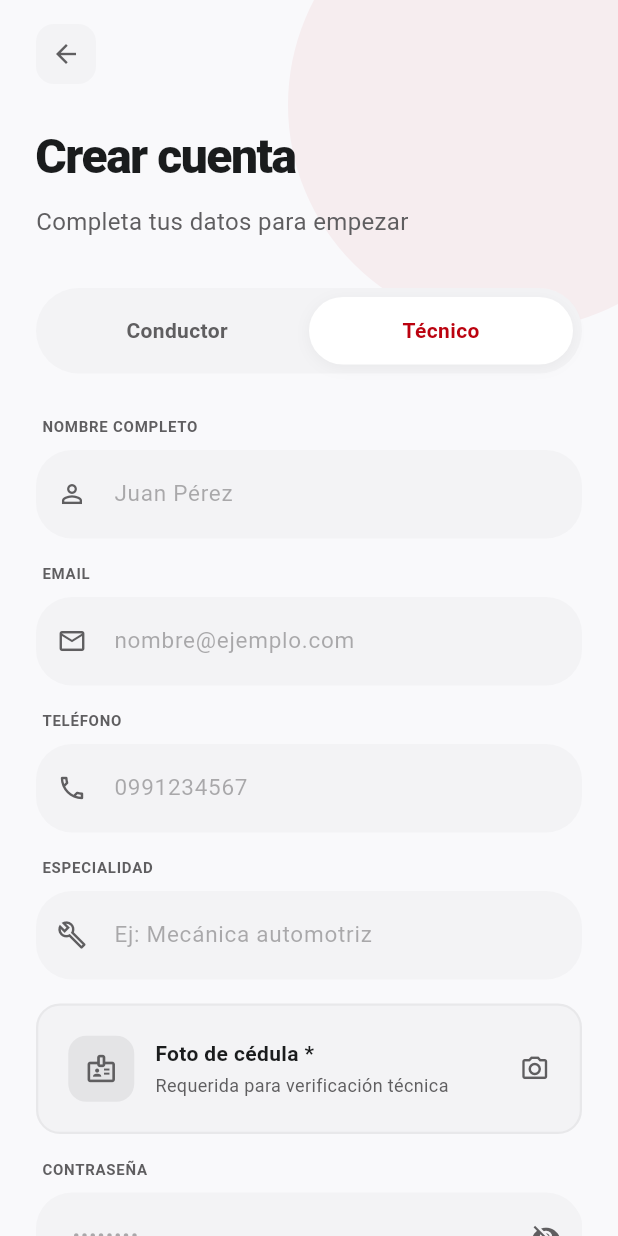
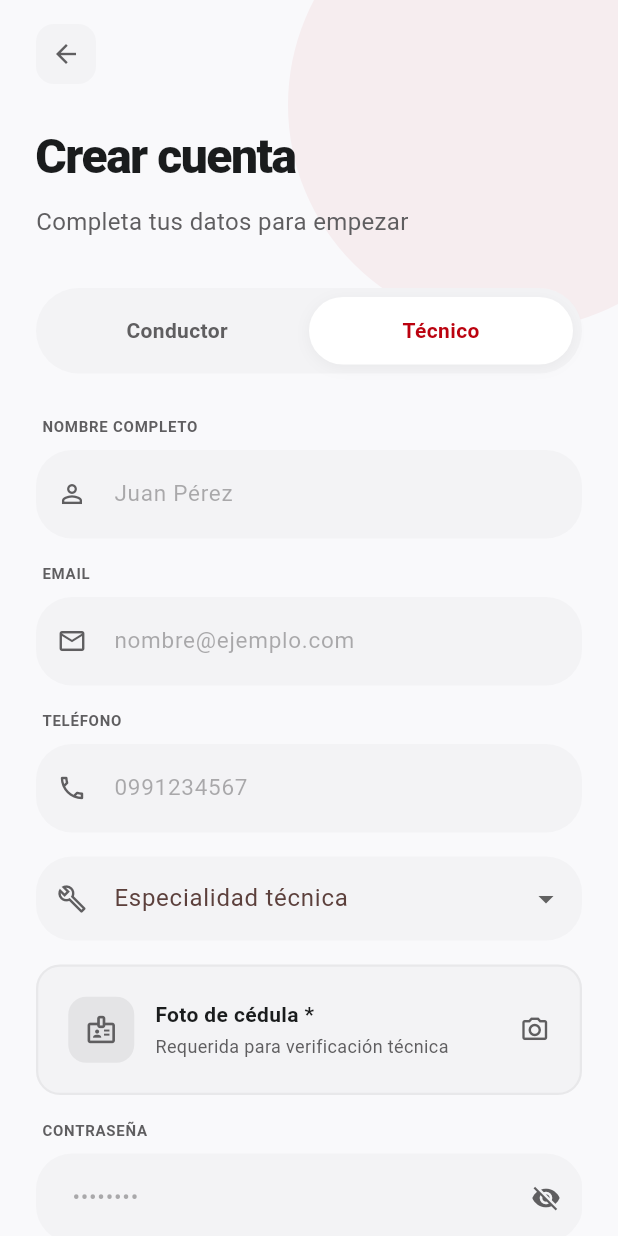
Before and after one commit to alejor500-collab/AutoResq, a Flutter app: the RegisterScreen screen opened by its route, after a tap on "Técnico", on a phone screen of 412 x 824 dp. Run offline on Flutter 3.47's test engine with Material 3 defaults, Android fonts, the phone set to English and light mode, and no system bars; our stand-ins replace cached_network_image, dartz, dio, equatable, file_picker, flutter_map and 9 more; missing offline and left inert: onesignal_flutter; accounts and stored records are empty; network calls fail.

Commit message:
Login celular

```diff
--- a/lib/features/auth/presentation/screens/register_screen.dart
+++ b/lib/features/auth/presentation/screens/register_screen.dart
@@ -6,6 +6,7 @@ import 'package:image_picker/image_picker.dart';
 import 'package:supabase_flutter/supabase_flutter.dart';
 import '../../../../core/constants/app_colors.dart';
 import '../../../../core/constants/app_constants.dart';
+import '../../../../core/constants/technician_specialties.dart';
 import '../../../../core/router/app_router.dart';
 import '../../../../core/utils/helpers.dart';
 import '../../../../core/utils/navigation_utils.dart';
@@ -13,6 +14,7 @@ import '../../../../core/utils/validators.dart';
 import '../../../../shared/providers/auth_provider.dart';
 import '../../../../shared/widgets/app_button.dart';
 import '../../../../shared/widgets/app_text_field.dart';
+import '../../../../shared/widgets/technician_specialty_dropdown_field.dart';
 
 class RegisterScreen extends ConsumerStatefulWidget {
   final int? initialRole;
@@ -27,7 +29,6 @@ class _RegisterScreenState extends ConsumerState<RegisterScreen> {
   final _nameCtrl = TextEditingController();
   final _emailCtrl = TextEditingController();
   final _phoneCtrl = TextEditingController();
-  final _specialtyCtrl = TextEditingController();
   final _passwordCtrl = TextEditingController();
   final _confirmPassCtrl = TextEditingController();
   late int _selectedRole;
@@ -46,7 +47,6 @@ class _RegisterScreenState extends ConsumerState<RegisterScreen> {
     _nameCtrl.dispose();
     _emailCtrl.dispose();
     _phoneCtrl.dispose();
-    _specialtyCtrl.dispose();
     _passwordCtrl.dispose();
     _confirmPassCtrl.dispose();
     super.dispose();
@@ -377,14 +377,15 @@ class _RegisterScreenState extends ConsumerState<RegisterScreen> {
 
                     // Specialty (only for technician)
                     if (_selectedRole == 1) ...[
-                      AppTextField(
-                        label: 'Especialidad',
-                        hint: 'Ej: Mecánica automotriz',
-                        controller: _specialtyCtrl,
-                        validator: (v) => Validators.minLength(v, 3),
-                        textInputAction: TextInputAction.next,
-                        prefixIcon: const Icon(Icons.build_outlined,
-                            size: 20, color: AppColors.secondary),
+                      TechnicianSpecialtyDropdownField(
+                        value: _selectedSpecialtyCode,
+                        validator: (value) =>
+                            TechnicianSpecialties.isValidCode(value)
+                                ? null
+                                : 'Selecciona una especialidad tecnica',
+                        onChanged: (value) => setState(
+                          () => _selectedSpecialtyCode = value,
+                        ),
                       ),
                       const SizedBox(height: 16),
                       // Cedula photo picker
```
Also changed, not shown: lib/features/emergency/presentation/screens/active_service_screen.dart (+18 -7 lines), lib/features/emergency/presentation/screens/technician_home_screen.dart (+13 -3 lines), lib/features/ratings/presentation/screens/rate_driver_screen.dart (+6 -19 lines), lib/features/ratings/presentation/screens/rate_service_screen.dart (+11 -43 lines).
